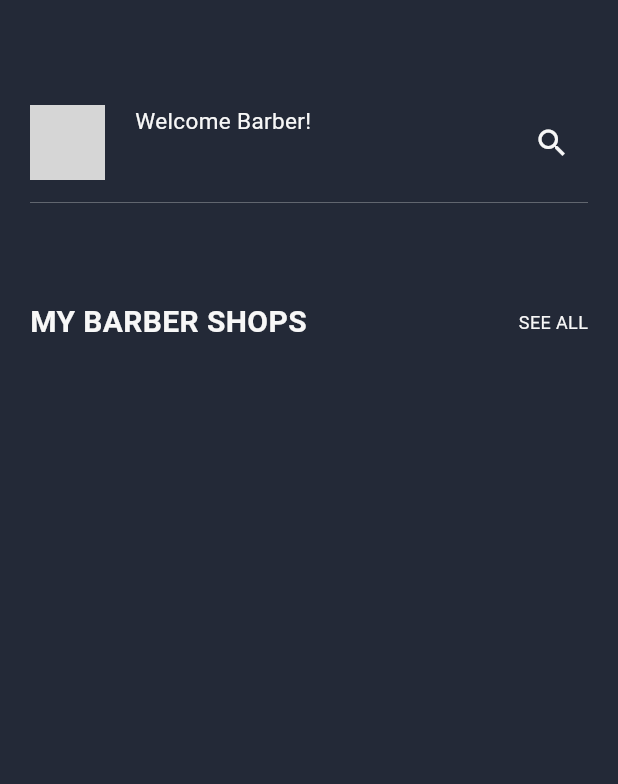
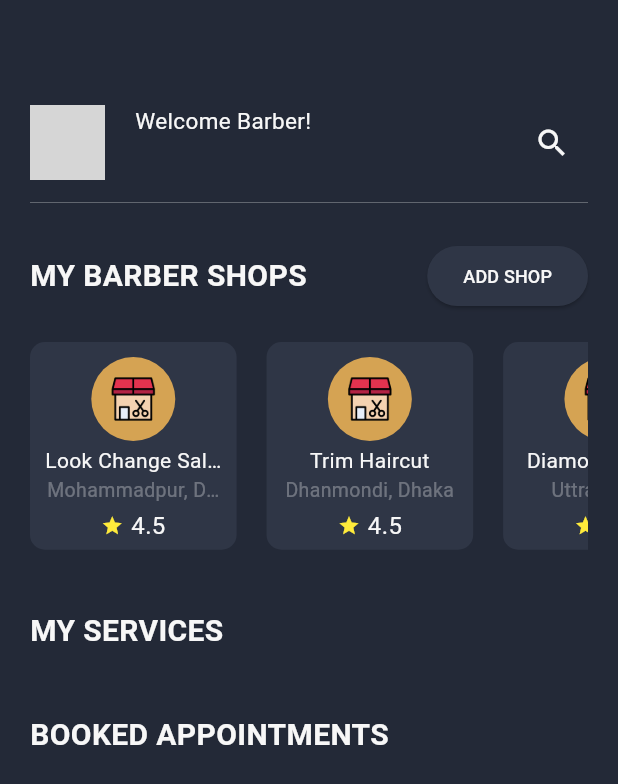
Before and after one commit to mahdi-islam-pranto/barber_shop, a Flutter app: the Barberhomepage screen opened directly, on a phone screen of 412 x 824 dp. Shown: the top 784 px of the screen. Run offline on Flutter 3.47's test engine with Material 3 defaults, Android fonts, the phone set to English and light mode, and no system bars; our stand-ins replace cloud_firestore, contained_tab_bar_view, firebase_auth, firebase_core, google_sign_in, popover and 1 more; missing offline and left inert: animated_snack_bar, simple_fontellico_progress_dialog; accounts and stored records are empty; grey boxes are pictures that could not be loaded.

```diff
--- a/lib/BarberScreens/barberHomePage.dart
+++ b/lib/BarberScreens/barberHomePage.dart
@@ -5,7 +5,9 @@ import 'package:popover/popover.dart';
 
 import '../components/popUpMenuItems.dart';
 
+import '../components/shopNearYou.dart';
 import '../resources/colors.dart';
+import 'addShopForm.dart';
 
 class Barberhomepage extends StatefulWidget {
   const Barberhomepage({super.key});
@@ -129,28 +131,69 @@ class _BarberhomepageState extends State<Barberhomepage> {
 
             // Services Section
 
+            // Added Barber Shops near you section
+
+            Align(
+                alignment: Alignment.centerLeft,
+                child: Row(
+                  mainAxisAlignment: MainAxisAlignment.spaceBetween,
+                  children: [
+                    const Text("MY BARBER SHOPS",
+                        style: TextStyle(
+                            fontSize: 20, fontWeight: FontWeight.bold)),
+                    ElevatedButton(
+                      style: ButtonStyle(
+                        backgroundColor:
+                            WidgetStateProperty.all<Color>(boxColor),
+                      ),
+                      onPressed: () {
+                        // navigate to add shop form screen
+                        Navigator.push(context,
+                            MaterialPageRoute(builder: (context) {
+                          return const AddShopForm();
+                        }));
+                      },
+                      child: Text("ADD SHOP",
+                          style: TextStyle(
+                            color: textColor,
+                            fontSize: 12,
+                          )),
+                    ),
+                  ],
+                )),
+
+            const ShopNearYou(),
+
             const SizedBox(height: 40),
 
-            // Added Barber Shops near you section
+            // My added services
 
             const Align(
                 alignment: Alignment.centerLeft,
                 child: Row(
                   mainAxisAlignment: MainAxisAlignment.spaceBetween,
                   children: [
-                    Text("MY BARBER SHOPS",
+                    Text("MY SERVICES",
                         style: TextStyle(
                             fontSize: 20, fontWeight: FontWeight.bold)),
-                    Text("SEE ALL",
-                        style: TextStyle(
-                          fontSize: 12,
-                        )),
                   ],
                 )),
 
-            const SizedBox(height: 40),
+            const SizedBox(
+              height: 40,
+            ),
 
-            // book Appointment section
+            // booked appointments
+            const Align(
+                alignment: Alignment.centerLeft,
+                child: Row(
+                  mainAxisAlignment: MainAxisAlignment.spaceBetween,
+                  children: [
+                    Text("BOOKED APPOINTMENTS",
+                        style: TextStyle(
+                            fontSize: 20, fontWeight: FontWeight.bold)),
+                  ],
+                )),
           ],
         ),
       ),
--- a/lib/BarberScreens/barberSignUpPage.dart
+++ b/lib/BarberScreens/barberSignUpPage.dart
@@ -1,11 +1,11 @@
 import 'package:animated_snack_bar/animated_snack_bar.dart';
 import 'package:barber_shop/database.dart';
-import 'package:cloud_firestore/cloud_firestore.dart';
+
 import 'package:firebase_auth/firebase_auth.dart';
 import 'package:flutter/material.dart';
 
 import '../resources/colors.dart';
-import '../screens/homepage.dart';
+
 import 'barberHomePage.dart';
 
 class BarberSignupPage extends StatefulWidget {
```
Also changed, not shown: lib/BarberScreens/addShopForm.dart (added, +266 -0 lines).
